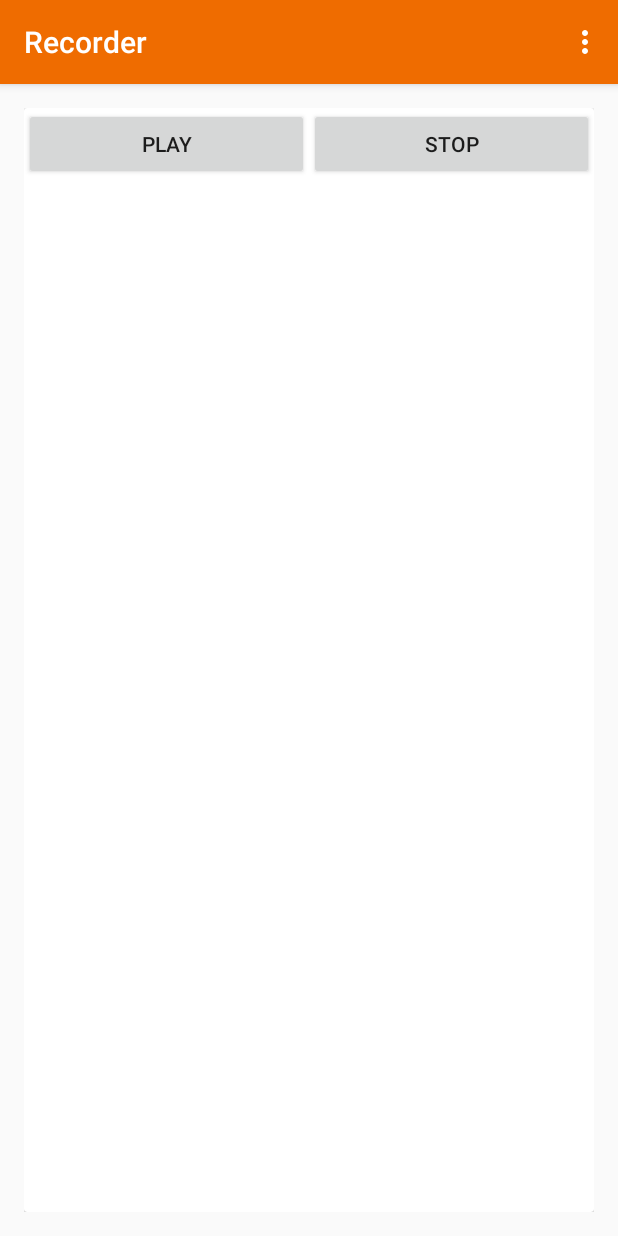
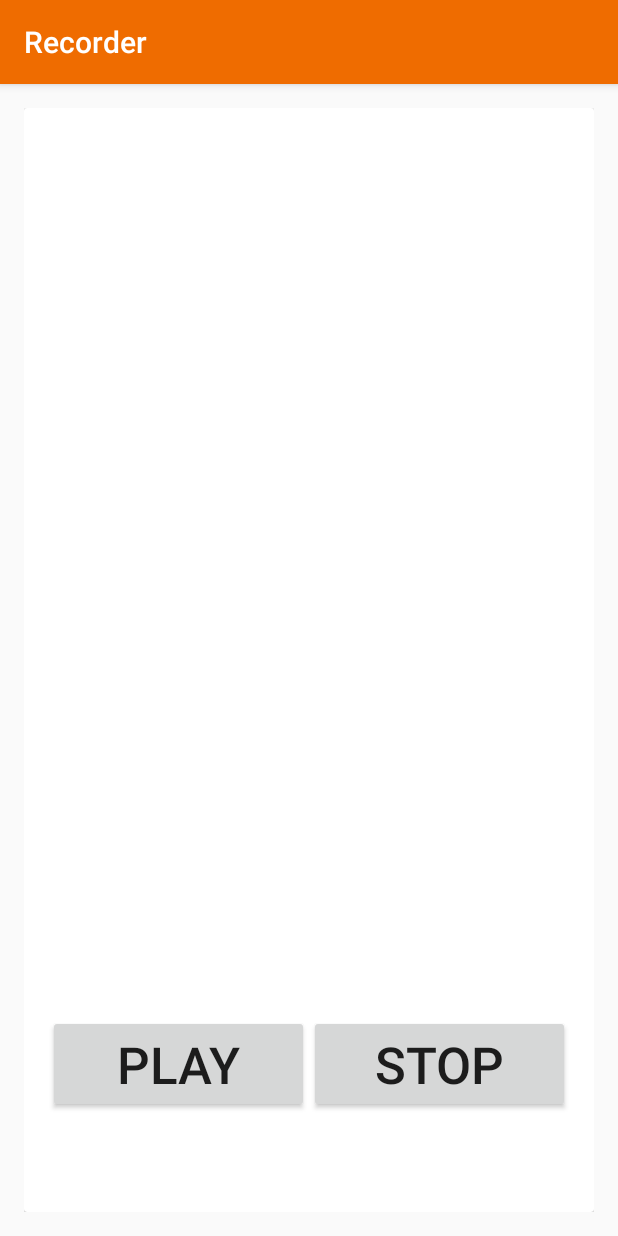
Before and after one commit to mstred/recorder, an Android app: the fragment PlayerFragment placed in its activity, after a tap on "PLAY", on a phone screen of 412 x 824 dp. Run offline under Robolectric (Android 15) with nearby library versions, the phone set to English and light mode, and no system bars.

Commit message:
fixing rec btn bug; polishing things

```diff
--- a/app/src/main/java/br/org/cesar/recorder/MainActivity.java
+++ b/app/src/main/java/br/org/cesar/recorder/MainActivity.java
@@ -24,29 +24,4 @@ public class MainActivity extends ActionBarActivity {
                     .commit();
         }
     }
-
-
-    @Override
-    public boolean onCreateOptionsMenu(Menu menu) {
-        // Inflate the menu; this adds items to the action bar if it is present.
-        getMenuInflater().inflate(R.menu.menu_main, menu);
-        return true;
-    }
-
-    @Override
-    public boolean onOptionsItemSelected(MenuItem item) {
-        // Handle action bar item clicks here. The action bar will
-        // automatically handle clicks on the Home/Up button, so long
-        // as you specify a parent activity in AndroidManifest.xml.
-        int id = item.getItemId();
-
-        //noinspection SimplifiableIfStatement
-        if (id == R.id.action_settings) {
-            return true;
-        }
-
-        return super.onOptionsItemSelected(item);
-    }
-
-
 }
--- a/app/src/main/java/br/org/cesar/recorder/PlayerFragment.java
+++ b/app/src/main/java/br/org/cesar/recorder/PlayerFragment.java
@@ -1,9 +1,12 @@
 package br.org.cesar.recorder;
 
 import java.io.File;
+import java.text.SimpleDateFormat;
+import java.util.Date;
 import java.util.HashMap;
 import java.util.Map;
 
+import android.app.Activity;
 import android.media.AudioManager;
 import android.media.SoundPool;
 import android.os.Bundle;
@@ -20,10 +23,10 @@ import android.widget.Toast;
 
 public class PlayerFragment extends Fragment {
 
-	private View mRootView;
-	private ListView mFilesListView;
+    private Activity mActv;
+    private ListView mFileList;
     private SoundPool mSoundPool;
-	private Map<String, Integer> mLoadedSounds = new HashMap<String, Integer>();
+    private Map<String, Integer> mLoadedSounds = new HashMap<>();
     private int mStreamId;
     private int mSelectedItemPosition = -1;
 
@@ -35,12 +38,13 @@ public class PlayerFragment extends Fragment {
 
     @Override
     public View onCreateView(LayoutInflater inflater, ViewGroup container, Bundle savedInstanceState) {
-		this.mRootView = inflater.inflate(R.layout.fragment_player, container, false);
+        mActv = getActivity();
+        View mRootView = inflater.inflate(R.layout.fragment_player, container, false);
 
-		this.mFilesListView = (ListView) this.mRootView.findViewById(R.id.PlayerFragment_FileList);
-		mFilesListView.setAdapter(this.createFileListAdapter());
-		mFilesListView.setChoiceMode(ListView.CHOICE_MODE_SINGLE);
-		mFilesListView.setOnItemClickListener(new AdapterView.OnItemClickListener() {
+        mFileList = (ListView) mRootView.findViewById(R.id.file_list);
+        mFileList.setAdapter(this.createFileListAdapter());
+        mFileList.setChoiceMode(ListView.CHOICE_MODE_SINGLE);
+        mFileList.setOnItemClickListener(new AdapterView.OnItemClickListener() {
             @Override
             public void onItemClick(AdapterView<?> arg0, View arg1, int index,
                                     long arg3) {
@@ -48,7 +52,7 @@ public class PlayerFragment extends Fragment {
             }
         });
 
-		Button playButton = (Button) this.mRootView.findViewById(R.id.PlayerFragment_PlayButton);
+        Button playButton = (Button) mRootView.findViewById(R.id.play_btn);
         playButton.setOnClickListener(new View.OnClickListener() {
             @Override
             public void onClick(View view) {
@@ -56,7 +60,7 @@ public class PlayerFragment extends Fragment {
             }
         });
 
-		Button stopButton = (Button) this.mRootView.findViewById(R.id.PlayerFragment_StopButton);
+        Button stopButton = (Button) mRootView.findViewById(R.id.stop_btn);
         stopButton.setOnClickListener(new View.OnClickListener() {
             @Override
             public void onClick(View view) {
@@ -64,44 +68,42 @@ public class PlayerFragment extends Fragment {
             }
         });
 
-		return this.mRootView;
+        return mRootView;
     }
 
     protected void onSelectItem(int index) {
-		this.mSelectedItemPosition = index;
+        mSelectedItemPosition = index;
     }
 
     @SuppressWarnings("deprecation")
     private SoundPool createSoundPool() {
-		// OBS: Should be using SoundPool.Builder instead, but it's only for API
+        // Should be using SoundPool.Builder instead, but it's only for API
         // level 21 and we are using level 14 for this demo.
-		return new SoundPool(1, AudioManager.STREAM_SYSTEM, 0);
+        return new SoundPool(1, AudioManager.STREAM_MUSIC, 0);
     }
 
     private ListAdapter createFileListAdapter() {
-		File filesDir = this.getActivity().getFilesDir();
-		String[] filesList = filesDir.list();
-
-		return new ArrayAdapter<String>(this.getActivity(), android.R.layout.simple_list_item_single_choice, filesList);
+        File filesDir = mActv.getFilesDir();
+        String[] fileList = filesDir.list();
+        return new ArrayAdapter<>(mActv, android.R.layout.simple_list_item_single_choice, fileList);
     }
 
     private void onPlayButtonClick() {
-		String item =
-				this.getActivity().getFilesDir().getAbsolutePath() +
-				"/" +
-				this.mFilesListView.getItemAtPosition(this.mSelectedItemPosition);
+        String item = String.format("%s/%s",
+                mActv.getFilesDir().getAbsolutePath(),
+                mFileList.getItemAtPosition(mSelectedItemPosition));
 
-		if (this.mSelectedItemPosition == -1) {
-			this.showDialog(R.string.PlayerFragment_NoItemSelected);
+        if (mSelectedItemPosition == -1) {
+            showMsg(R.string.no_item_selected);
         } else {
-			Integer soundId = this.mLoadedSounds.get(item);
+            Integer soundId = mLoadedSounds.get(item);
 
             if (soundId == null) {
-				soundId = this.mSoundPool.load(item, 1);
-				this.mLoadedSounds.put(item, soundId);
+                soundId = mSoundPool.load(item, 1);
+                mLoadedSounds.put(item, soundId);
             }
 
-			this.mStreamId = this.mSoundPool.play(
+            mStreamId = mSoundPool.play(
                     soundId, // Sound to play
                     1.0f, // Left volume (from 0 to 1)
                     1.0f, // Right volume (from 0 to 1)
@@ -109,26 +111,29 @@ public class PlayerFragment extends Fragment {
                     0, // Loop? (0 = no loop; -1 = loop forever
                     1.0f); // Playback rate (0.5 is the lowest; 1.0 is normal; 2.0 is the highest)
 
-			if (this.mStreamId != 0) { // If successful to play the sound
+            if (mStreamId != 0) { // If successful to play the sound
                 // Yay!! Commemorate!! =D
-				this.showDialog("Playing the sound.");
+                showMsg(R.string.playing);
             } else { // If failed to play the sound
-				this.showDialog(R.string.PlayerFragment_FailedToPlayTheSound);
+                showMsg(R.string.failed);
             }
         }
     }
 
     private void onStopButtonClick() {
-		this.mSoundPool.stop(this.mStreamId);
+        mSoundPool.stop(mStreamId);
     }
 
-	private void showDialog(int resource) {
-		this.showDialog(getString(resource));
+    private void showMsg(int resource) {
+        toast(getString(resource));
     }
 
-	private void showDialog(String string) {
-		// TODO Should display a dialog instead of a Toast.
-		Toast.makeText(this.getActivity(), string, Toast.LENGTH_SHORT).show();
+    private void toast(String string) {
+        Toast.makeText(mActv, string, Toast.LENGTH_SHORT).show();
+
+//        new AlertDialog.Builder(mActv)
+//                .setMessage(string).setTitle(R.string.app_name)
+//                .show();
     }
 
 }
--- a/app/src/main/java/br/org/cesar/recorder/RecorderFragment.java
+++ b/app/src/main/java/br/org/cesar/recorder/RecorderFragment.java
@@ -29,8 +29,6 @@ public class RecorderFragment extends Fragment {
 
     @Override
     public View onCreateView(LayoutInflater inflater, ViewGroup container, Bundle savedInstanceState) {
-
-        setUpRecorder();
 
         View rootView = inflater.inflate(R.layout.fragment_recorder, container, false);
         ToggleButton mRecBtn = (ToggleButton) rootView.findViewById(R.id.recBtn);
@@ -74,9 +72,9 @@ public class RecorderFragment extends Fragment {
 
     private void rec() {
         try {
-            String filename = System.currentTimeMillis() + ".3gp";
+            setUpRecorder();
+            String filename = String.valueOf(System.currentTimeMillis());
             File recFile = new File(mCtx.getFilesDir(), filename);
-            recFile.createNewFile();
             mRec.setOutputFile(recFile.getAbsolutePath());
             mRec.prepare();
             mRec.start();
--- a/app/src/main/res/layout/activity_main.xml
+++ b/app/src/main/res/layout/activity_main.xml
@@ -19,7 +19,7 @@
             android:minHeight="?attr/actionBarSize" />
 
     </FrameLayout>
-
+<!--
     <ListView
         android:id="@+id/left_drawer"
         android:layout_width="wrap_content"
@@ -29,5 +29,5 @@
         android:choiceMode="singleChoice"
         android:divider="@color/colorPrimaryDark"
         android:dividerHeight="2dp" />
-
+-->
 </android.support.v4.widget.DrawerLayout>
--- a/app/src/main/res/layout/fragment_player.xml
+++ b/app/src/main/res/layout/fragment_player.xml
@@ -5,41 +5,47 @@
     android:background="@color/windowBackground"
     android:orientation="horizontal"
     android:padding="@dimen/activity_vertical_margin"
-    tools:context=".MainActivity$PlaceholderFragment" >
+    tools:context=".MainActivity$PlaceholderFragment">
 
-    <android.support.v7.widget.CardView
+    <android.support.v7.widget.CardView xmlns:card_view="http://schemas.android.com/apk/res-auto"
         android:layout_width="match_parent"
-        android:layout_height="match_parent" >
+        android:layout_height="match_parent"
+        card_view:cardCornerRadius="@dimen/cardview_default_radius"
+        card_view:cardElevation="@dimen/cardview_default_elevation">
 
         <LinearLayout
             android:layout_width="match_parent"
-            android:layout_height="wrap_content"
-            android:orientation="vertical" >
+            android:layout_height="match_parent"
+            android:orientation="vertical">
 
             <ListView
-                android:id="@+id/PlayerFragment_FileList"
+                android:id="@+id/file_list"
                 android:layout_width="match_parent"
                 android:layout_height="0dp"
-                android:layout_weight="1" />
+                android:layout_weight="4" />
 
             <LinearLayout
                 android:layout_width="match_parent"
-                android:layout_height="wrap_content"
-                android:orientation="horizontal" >
+                android:layout_height="0dp"
+                android:layout_weight="1"
+                android:orientation="horizontal"
+                android:padding="@dimen/activity_vertical_margin">
 
                 <Button
-                    android:id="@+id/PlayerFragment_PlayButton"
+                    android:id="@+id/play_btn"
                     android:layout_width="0dp"
                     android:layout_height="wrap_content"
                     android:layout_weight="1"
-                    android:text="@string/PlayerFragment_PlayButton" />
+                    android:text="@string/play"
+                    android:textSize="@dimen/abc_text_size_display_1_material" />
 
                 <Button
-                    android:id="@+id/PlayerFragment_StopButton"
+                    android:id="@+id/stop_btn"
                     android:layout_width="0dp"
                     android:layout_height="wrap_content"
                     android:layout_weight="1"
-                    android:text="@string/PlayerFragment_StopButton" />
+                    android:text="@string/stop"
+                    android:textSize="@dimen/abc_text_size_display_1_material" />
             </LinearLayout>
         </LinearLayout>
     </android.support.v7.widget.CardView>
--- a/app/src/main/res/layout/fragment_recorder.xml
+++ b/app/src/main/res/layout/fragment_recorder.xml
@@ -4,20 +4,22 @@
     android:layout_height="match_parent"
     android:background="@color/windowBackground"
     android:padding="@dimen/activity_vertical_margin"
-    tools:context=".MainActivity$PlaceholderFragment" >
+    tools:context=".MainActivity$PlaceholderFragment">
 
     <!-- A CardView that contains a TextView -->
 
-    <android.support.v7.widget.CardView
+    <android.support.v7.widget.CardView xmlns:card_view="http://schemas.android.com/apk/res-auto"
         android:layout_width="match_parent"
-        android:layout_height="match_parent" >
+        android:layout_height="match_parent"
+        card_view:cardCornerRadius="@dimen/cardview_default_radius"
+        card_view:cardElevation="@dimen/cardview_default_elevation">
 
         <LinearLayout
             android:id="@+id/rec_container"
             android:layout_width="match_parent"
             android:layout_height="match_parent"
             android:orientation="vertical"
-            android:padding="@dimen/activity_vertical_margin" >
+            android:padding="@dimen/activity_vertical_margin">
 
             <ImageView
                 android:id="@+id/recImg"
@@ -42,7 +44,7 @@
                 android:layout_width="match_parent"
                 android:layout_height="wrap_content"
                 android:layout_weight="1"
-                android:text="@string/PlayerFragment_PlayButton"
+                android:text="@string/play"
                 android:textSize="@dimen/abc_text_size_display_3_material" />
         </LinearLayout>
     </android.support.v7.widget.CardView>
--- a/app/src/main/res/values/colors.xml
+++ b/app/src/main/res/values/colors.xml
@@ -319,6 +319,6 @@
     <color name="colorPrimary">@color/orange_800</color>
     <color name="colorPrimaryDark">@color/orange_900</color>
     <color name="windowBackground">@color/background_material_light</color>
-    <color name="accent">@color/accent_material_light</color>
+    <color name="accent">@color/colorPrimary</color>
 
 </resources>
--- a/app/src/main/res/values/strings.xml
+++ b/app/src/main/res/values/strings.xml
@@ -6,9 +6,9 @@
     <string name="action_settings">Settings</string>
     <string name="rec">Rec</string>
     <string name="stop">Stop</string>
-    <string name="PlayerFragment_PlayButton">Play</string>
-    <string name="PlayerFragment_StopButton">Stop</string>
-    <string name="PlayerFragment_FailedToPlayTheSound">Failed to play the sound.</string>
-    <string name="PlayerFragment_NoItemSelected">No file selected.</string>
+    <string name="play">Play</string>
+    <string name="failed">Failed to play the sound.</string>
+    <string name="no_item_selected">No file selected.</string>
+    <string name="playing">Playing the sound.</string>
 
 </resources>
```
Lines whose indentation alone changed are shown as unchanged.
